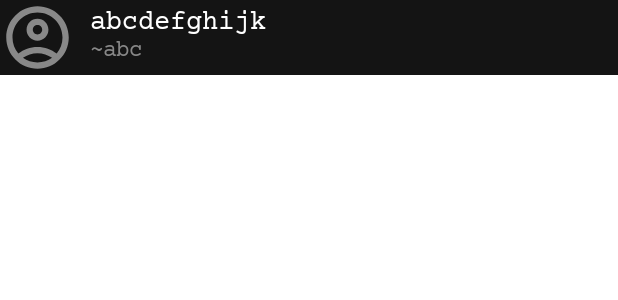
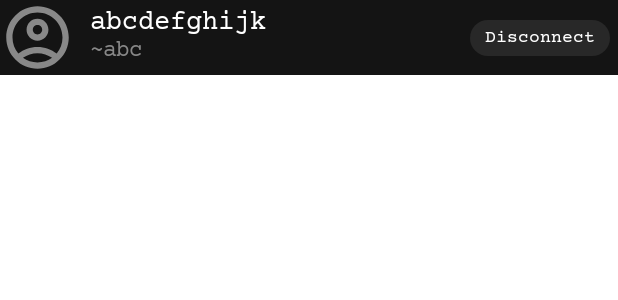
Before and after one commit to abhi10601060/Ripple, an Android app built with Jetpack Compose: the @Preview function ActiveUserItemPreview, on a phone screen of 412 x 824 dp. Shown: the top 300 px of the screen. Run offline under Robolectric (Android 15) with nearby library versions, the phone set to English and light mode, and no system bars; Roboto replaces fonts that are not available here.

Commit message:
Add connect and disconnect feature

```diff
--- a/app/src/main/java/com/app/ripple/presentation/screen/active_users/ActiveUseritem.kt
+++ b/app/src/main/java/com/app/ripple/presentation/screen/active_users/ActiveUseritem.kt
@@ -1,29 +1,52 @@
 package com.app.ripple.presentation.screen.active_users
 
+import android.util.Log
 import androidx.compose.foundation.background
+import androidx.compose.foundation.clickable
+import androidx.compose.foundation.interaction.MutableInteractionSource
+import androidx.compose.foundation.layout.Box
 import androidx.compose.foundation.layout.Column
 import androidx.compose.foundation.layout.Row
 import androidx.compose.foundation.layout.Spacer
 import androidx.compose.foundation.layout.fillMaxWidth
+import androidx.compose.foundation.layout.height
 import androidx.compose.foundation.layout.padding
 import androidx.compose.foundation.layout.width
+import androidx.compose.foundation.shape.RoundedCornerShape
 import androidx.compose.material3.Text
+import androidx.compose.material3.ripple
 import androidx.compose.runtime.Composable
+import androidx.compose.runtime.remember
+import androidx.compose.ui.Alignment
 import androidx.compose.ui.Modifier
 import androidx.compose.ui.graphics.Color
 import androidx.compose.ui.tooling.preview.Preview
 import androidx.compose.ui.unit.dp
 import androidx.compose.ui.unit.sp
+import com.app.ripple.data.nearby.model.ConnectionState
 import com.app.ripple.data.nearby.model.NearbyDevice
 import com.app.ripple.presentation.shared.CircularImage
 import com.app.ripple.presentation.ui.theme.CourierPrimeFamily
 import com.app.ripple.presentation.ui.theme.DarkBG
+import com.app.ripple.presentation.ui.theme.SecondaryDarkBG
 
 @Composable
 fun ActiveUserItem(
     modifier: Modifier = Modifier,
-    nearbyDevice: NearbyDevice
+    nearbyDevice: NearbyDevice,
+    onConnectClick: () -> Unit = {},
+    onDisconnectClick: () -> Unit = {}
 ) {
+
+    fun handleActionClick() {
+        if (nearbyDevice.connectionState == ConnectionState.CONNECTED){
+            onDisconnectClick()
+        }
+        else{
+            onConnectClick()
+        }
+    }
+
     Row(
         modifier = modifier
             .fillMaxWidth()
@@ -49,6 +72,32 @@ fun ActiveUserItem(
                 fontSize = 15.sp
             )
         }
+
+        Spacer(modifier = Modifier.weight(1f))
+
+        Box(
+            modifier = Modifier
+                .padding(horizontal = 5.dp)
+                .height(50.dp),
+            contentAlignment = Alignment.Center
+        ) {
+            Text(
+                text = if(nearbyDevice.connectionState == ConnectionState.CONNECTED) "Disconnect" else "Connect",
+                color = Color.White,
+                fontFamily = CourierPrimeFamily,
+                fontSize = 12.sp,
+                modifier = Modifier
+                    .background(shape = RoundedCornerShape(15.dp), color = SecondaryDarkBG)
+                    .padding(vertical = 5.dp, horizontal = 10.dp)
+                    .clickable(
+                        interactionSource = remember { MutableInteractionSource() },
+                        indication = ripple(),
+                        onClick = {
+                            handleActionClick()
+                        }
+                    )
+            )
+        }
     }
 }
 
```
Also changed, not shown: app/src/main/java/com/app/ripple/domain/use_case/nearby/ConnectDeviceUseCase.kt (added, +8 -0 lines), app/src/main/java/com/app/ripple/domain/use_case/nearby/DisconnectDeviceUseCase.kt (added, +8 -0 lines), app/src/main/java/com/app/ripple/presentation/screen/active_users/ActiveUsersScreen.kt (+17 -1 lines), app/src/main/java/com/app/ripple/presentation/screen/home/HomeScreenViewModel.kt (+15 -1 lines).
